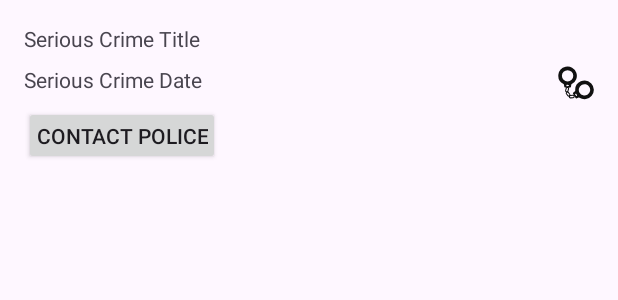
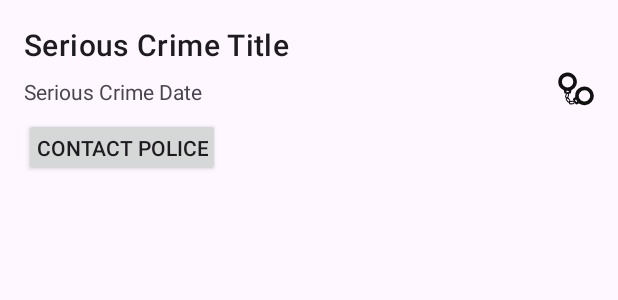
Before and after one commit to neoseurae12/CriminalIntent, an Android app: the layout list_item_serious_crime.xml on its own in the app's theme, with its tools: preview values and no code run, on a phone screen of 412 x 824 dp. Shown: the top 300 px of the screen. Run offline under Robolectric (Android 15) with nearby library versions, the phone set to English and light mode, and no system bars.

Commit message:
Use Material Design library's Headline 6 typographic style for the title texts

```diff
--- a/app/src/main/res/layout/fragment_crime_detail.xml
+++ b/app/src/main/res/layout/fragment_crime_detail.xml
@@ -10,7 +10,7 @@
         android:layout_width="match_parent"
         android:layout_height="wrap_content"
         android:text="@string/crime_title_label"
-        android:textAppearance="@style/TextAppearance.MaterialComponents.Headline5" />
+        android:textAppearance="?attr/textAppearanceHeadline5" />
 
     <EditText
         android:id="@+id/crime_title"
@@ -24,7 +24,7 @@
         android:layout_width="match_parent"
         android:layout_height="wrap_content"
         android:text="@string/crime_details_label"
-        android:textAppearance="@style/TextAppearance.MaterialComponents.Headline5" />
+        android:textAppearance="?attr/textAppearanceHeadline5" />
 
     <Button
         android:id="@+id/crime_data"
--- a/app/src/main/res/layout/list_item_crime.xml
+++ b/app/src/main/res/layout/list_item_crime.xml
@@ -12,6 +12,7 @@
         android:layout_marginTop="16dp"
         android:layout_marginEnd="8dp"
         android:text="Crime Title"
+        android:textAppearance="?attr/textAppearanceHeadline6"
         app:layout_constraintEnd_toStartOf="@+id/crime_solved"
         app:layout_constraintStart_toStartOf="parent"
         app:layout_constraintTop_toTopOf="parent" />
--- a/app/src/main/res/layout/list_item_serious_crime.xml
+++ b/app/src/main/res/layout/list_item_serious_crime.xml
@@ -12,6 +12,7 @@
         android:layout_marginTop="16dp"
         android:layout_marginEnd="8dp"
         android:text="Serious Crime Title"
+        android:textAppearance="?attr/textAppearanceHeadline6"
         app:layout_constraintEnd_toStartOf="@+id/crime_solved"
         app:layout_constraintStart_toStartOf="parent"
         app:layout_constraintTop_toTopOf="parent" />
```
